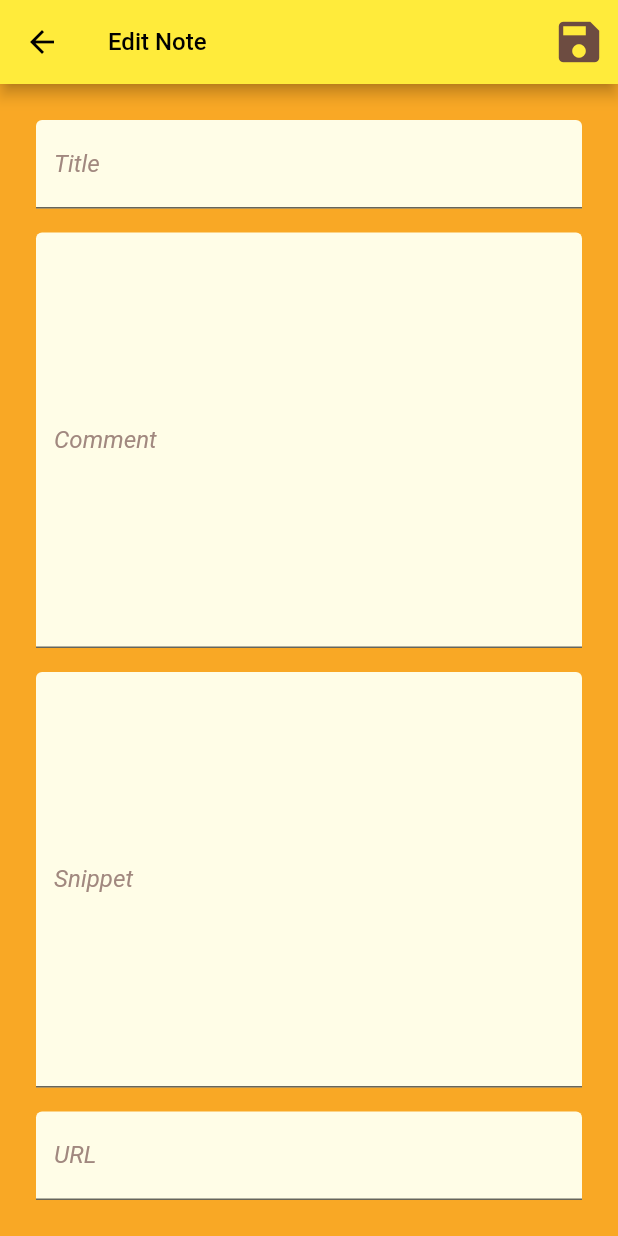
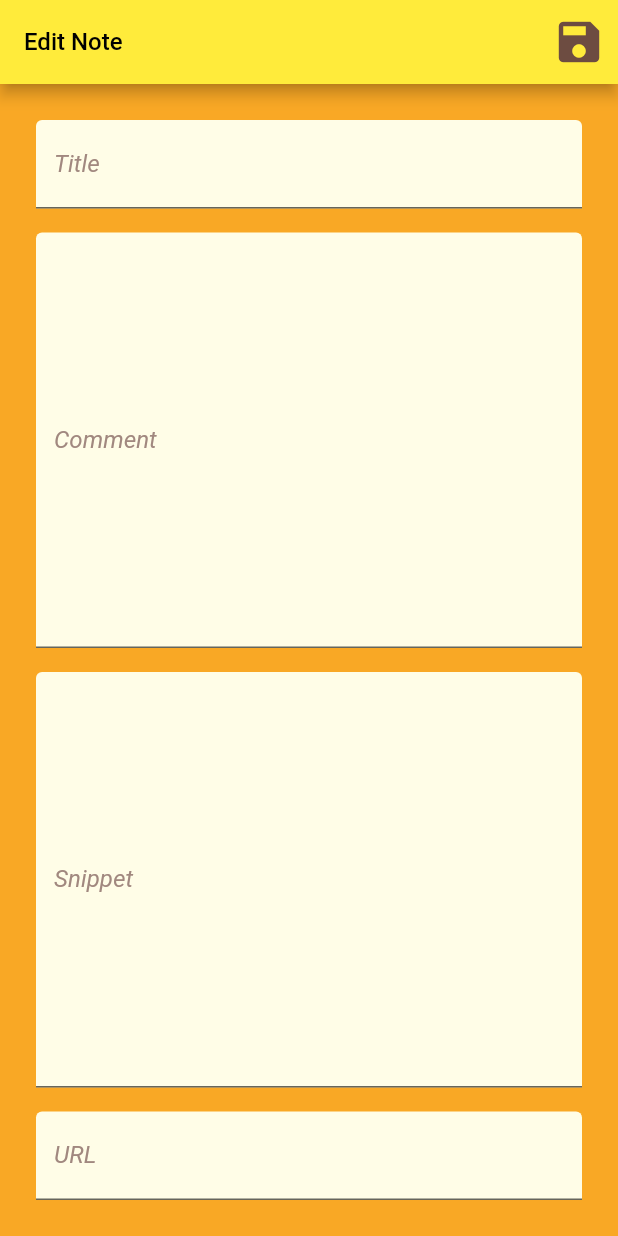
Before and after one commit to wgilpin/keep_app, a Flutter app: the EditNoteForm screen opened directly, on a phone screen of 412 x 824 dp. Run offline on Flutter 3.47's test engine with Material 2 defaults, Android fonts, the phone set to English and light mode, and no system bars; our stand-ins replace cloud_firestore, cloud_functions, device_preview, firebase_auth, firebase_core, flutter_dotenv and 3 more; missing offline and left inert: dart:html, receive_sharing_intent; accounts and stored records are empty; Roboto replaces fonts that are missing (RobotoSlab).

```diff
--- a/lib/src/views/edit_page.dart
+++ b/lib/src/views/edit_page.dart
@@ -132,14 +132,17 @@ class _EditNoteFormState extends State<EditNoteForm> {
 
   @override
   Widget build(BuildContext context) {
+    // show back button if we are editing an existing note, or if the showBack flag is set
+    bool showLeading = (widget._note != null) || widget.showBack;
     return Scaffold(
       appBar: AppBar(
         title: const Text(
           'Edit Note',
           style: TextStyle(fontSize: 16),
         ),
-        automaticallyImplyLeading: (widget._note != null) || !widget.showBack,
-        leading: IconButton(
+        automaticallyImplyLeading: showLeading,
+        leading: showLeading
+            ? IconButton(
                 icon: const Icon(Icons.arrow_back), // Change this icon to your custom icon
                 onPressed: () {
                   // Put your custom function here
@@ -147,7 +150,8 @@ class _EditNoteFormState extends State<EditNoteForm> {
                   Navigator.of(context)
                       .pop(); // Optional. This line will navigate back, you can remove this line if you don't want to navigate back immediately.
                 },
-        ),
+              )
+            : null,
         actions: <Widget>[
           IconButton(
             color: Colors.brown[600],
--- a/lib/src/views/login/profile.dart
+++ b/lib/src/views/login/profile.dart
@@ -6,6 +6,7 @@ import 'package:google_fonts/google_fonts.dart';
 import 'package:keep_app/src/controllers/auth_controller.dart';
 import 'package:keep_app/src/views/bottom_nav.dart';
 import 'package:keep_app/src/views/left_navigation.dart';
+import 'package:keep_app/src/views/login/login_page.dart';
 
 class ProfilePage extends StatelessWidget {
   const ProfilePage({super.key});
@@ -60,8 +61,9 @@ class ProfilePage extends StatelessWidget {
     );
   }
 
-  void doLogout() {
-    Get.find<AuthCtl>().auth.signOut();
+  Future<void> doLogout() async {
+    await Get.find<AuthCtl>().auth.signOut();
+    Get.to(() => LoginPage());
   }
 
   void doPassword(context) {
--- a/pubspec.yaml
+++ b/pubspec.yaml
@@ -49,7 +49,6 @@ dependencies:
   flutter_launcher_icons: ^0.13.1
   google_fonts: ^4.0.5
   html: ^0.15.3
-  firebase_app_check: ^0.1.4+2
   device_preview: ^1.1.0
 
 dev_dependencies:
```
Also changed, not shown: lib/main.dart (+19 -19 lines), lib/src/views/login/login_page.dart (+19 -2 lines). Lines whose indentation alone changed are shown as unchanged.
